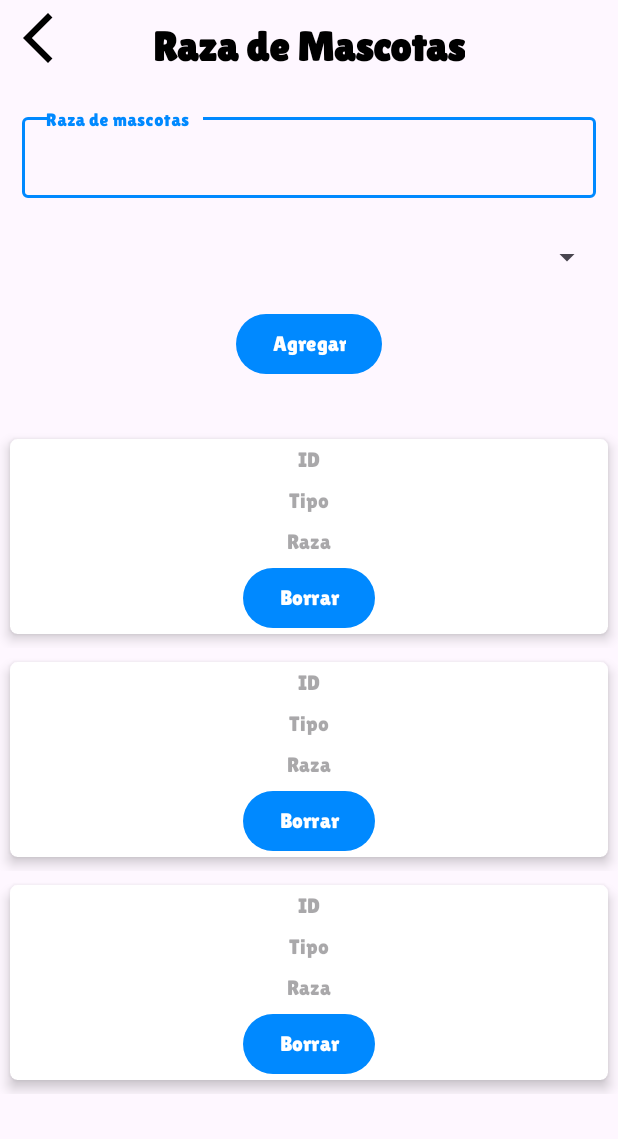
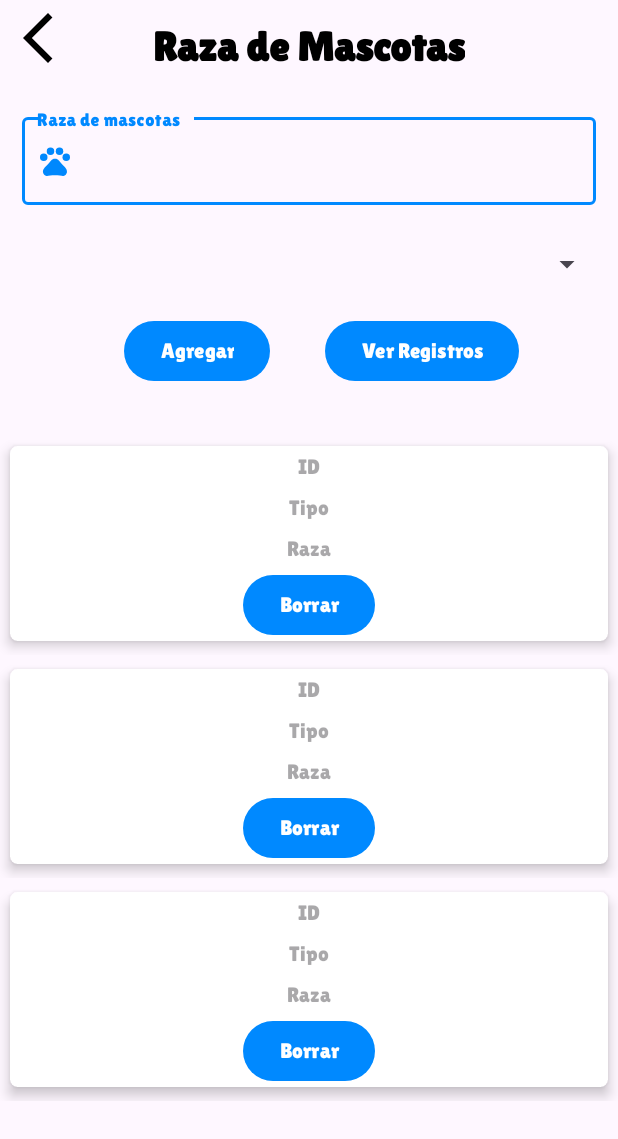
Before and after one commit to dillonduncan/proyecto_veterinaria, an Android app: the layout activity_registro_raza.xml on its own in the app's theme, with its tools: preview values and no code run, on a phone screen of 412 x 824 dp. Shown: the top 1139 px of the screen. Run offline under Robolectric (Android 15) with nearby library versions, the phone set to English and light mode, and no system bars.

Commit message:
Algunos ajustes

```diff
--- a/app/src/main/java/com/example/veterinaria/DataBase/DAO/UsuarioDao.kt
+++ b/app/src/main/java/com/example/veterinaria/DataBase/DAO/UsuarioDao.kt
@@ -18,6 +18,8 @@ interface UsuarioDao {
     suspend fun ObtenerIdContraseñaForidUser(contra: Int,idUser:Int): Long
     @Query("SELECT id FROM tabla_usuario WHERE nombre_usuario=:nombre")
     suspend fun ObtenerIdNombre(nombre: String): Long
+    @Query("SELECT nombre_usuario FROM tabla_usuario")
+    suspend fun ObtenerNombreUsuarios():List<String>
     @Query("SELECT * FROM tabla_usuario")
     suspend fun ObtenerTodoUsuario(): MutableList<Usuario>
     @Insert
--- /dev/null
+++ b/app/src/main/res/drawable/baseline_edit_calendar_24.xml
@@ -0,0 +1,5 @@
+<vector android:height="24dp" android:tint="#0088FD"
+    android:viewportHeight="24" android:viewportWidth="24"
+    android:width="24dp" xmlns:android="http://schemas.android.com/apk/res/android">
+    <path android:fillColor="@android:color/white" android:pathData="M12,22H5c-1.11,0 -2,-0.9 -2,-2L3.01,6c0,-1.1 0.88,-2 1.99,-2h1V2h2v2h8V2h2v2h1c1.1,0 2,0.9 2,2v6h-2v-2H5v10h7V22zM22.13,16.99l0.71,-0.71c0.39,-0.39 0.39,-1.02 0,-1.41l-0.71,-0.71c-0.39,-0.39 -1.02,-0.39 -1.41,0l-0.71,0.71L22.13,16.99zM21.42,17.7l-5.3,5.3H14v-2.12l5.3,-5.3L21.42,17.7z"/>
+</vector>
--- /dev/null
+++ b/app/src/main/res/drawable/baseline_pets_24azul.xml
@@ -0,0 +1,9 @@
+<vector android:height="24dp" android:tint="#0088FD"
+    android:viewportHeight="24" android:viewportWidth="24"
+    android:width="24dp" xmlns:android="http://schemas.android.com/apk/res/android">
+    <path android:fillColor="@android:color/white" android:pathData="M4.5,9.5m-2.5,0a2.5,2.5 0,1 1,5 0a2.5,2.5 0,1 1,-5 0"/>
+    <path android:fillColor="@android:color/white" android:pathData="M9,5.5m-2.5,0a2.5,2.5 0,1 1,5 0a2.5,2.5 0,1 1,-5 0"/>
+    <path android:fillColor="@android:color/white" android:pathData="M15,5.5m-2.5,0a2.5,2.5 0,1 1,5 0a2.5,2.5 0,1 1,-5 0"/>
+    <path android:fillColor="@android:color/white" android:pathData="M19.5,9.5m-2.5,0a2.5,2.5 0,1 1,5 0a2.5,2.5 0,1 1,-5 0"/>
+    <path android:fillColor="@android:color/white" android:pathData="M17.34,14.86c-0.87,-1.02 -1.6,-1.89 -2.48,-2.91 -0.46,-0.54 -1.05,-1.08 -1.75,-1.32 -0.11,-0.04 -0.22,-0.07 -0.33,-0.09 -0.25,-0.04 -0.52,-0.04 -0.78,-0.04s-0.53,0 -0.79,0.05c-0.11,0.02 -0.22,0.05 -0.33,0.09 -0.7,0.24 -1.28,0.78 -1.75,1.32 -0.87,1.02 -1.6,1.89 -2.48,2.91 -1.31,1.31 -2.92,2.76 -2.62,4.79 0.29,1.02 1.02,2.03 2.33,2.32 0.73,0.15 3.06,-0.44 5.54,-0.44h0.18c2.48,0 4.81,0.58 5.54,0.44 1.31,-0.29 2.04,-1.31 2.33,-2.32 0.31,-2.04 -1.3,-3.49 -2.61,-4.8z"/>
+</vector>
--- /dev/null
+++ b/app/src/main/res/drawable/baseline_settings_24.xml
@@ -0,0 +1,5 @@
+<vector android:height="8dp" android:tint="#0089FF"
+    android:viewportHeight="24" android:viewportWidth="24"
+    android:width="8dp" xmlns:android="http://schemas.android.com/apk/res/android">
+    <path android:fillColor="@android:color/white" android:pathData="M19.14,12.94c0.04,-0.3 0.06,-0.61 0.06,-0.94c0,-0.32 -0.02,-0.64 -0.07,-0.94l2.03,-1.58c0.18,-0.14 0.23,-0.41 0.12,-0.61l-1.92,-3.32c-0.12,-0.22 -0.37,-0.29 -0.59,-0.22l-2.39,0.96c-0.5,-0.38 -1.03,-0.7 -1.62,-0.94L14.4,2.81c-0.04,-0.24 -0.24,-0.41 -0.48,-0.41h-3.84c-0.24,0 -0.43,0.17 -0.47,0.41L9.25,5.35C8.66,5.59 8.12,5.92 7.63,6.29L5.24,5.33c-0.22,-0.08 -0.47,0 -0.59,0.22L2.74,8.87C2.62,9.08 2.66,9.34 2.86,9.48l2.03,1.58C4.84,11.36 4.8,11.69 4.8,12s0.02,0.64 0.07,0.94l-2.03,1.58c-0.18,0.14 -0.23,0.41 -0.12,0.61l1.92,3.32c0.12,0.22 0.37,0.29 0.59,0.22l2.39,-0.96c0.5,0.38 1.03,0.7 1.62,0.94l0.36,2.54c0.05,0.24 0.24,0.41 0.48,0.41h3.84c0.24,0 0.44,-0.17 0.47,-0.41l0.36,-2.54c0.59,-0.24 1.13,-0.56 1.62,-0.94l2.39,0.96c0.22,0.08 0.47,0 0.59,-0.22l1.92,-3.32c0.12,-0.22 0.07,-0.47 -0.12,-0.61L19.14,12.94zM12,15.6c-1.98,0 -3.6,-1.62 -3.6,-3.6s1.62,-3.6 3.6,-3.6s3.6,1.62 3.6,3.6S13.98,15.6 12,15.6z"/>
+</vector>
--- /dev/null
+++ b/app/src/main/res/drawable/baseline_vaccines_24.xml
@@ -0,0 +1,5 @@
+<vector android:height="24dp" android:tint="#FFFFFF"
+    android:viewportHeight="24" android:viewportWidth="24"
+    android:width="24dp" xmlns:android="http://schemas.android.com/apk/res/android">
+    <path android:fillColor="@android:color/white" android:pathData="M11,5.5H8V4h0.5c0.55,0 1,-0.45 1,-1c0,-0.55 -0.45,-1 -1,-1h-3c-0.55,0 -1,0.45 -1,1c0,0.55 0.45,1 1,1H6v1.5H3c-0.55,0 -1,0.45 -1,1c0,0.55 0.45,1 1,1V15c0,1.1 0.9,2 2,2h1v4l2,1.5V17h1c1.1,0 2,-0.9 2,-2V7.5c0.55,0 1,-0.45 1,-1C12,5.95 11.55,5.5 11,5.5zM9,9H7.25C6.84,9 6.5,9.34 6.5,9.75c0,0.41 0.34,0.75 0.75,0.75H9V12H7.25c-0.41,0 -0.75,0.34 -0.75,0.75c0,0.41 0.34,0.75 0.75,0.75H9L9,15H5V7.5h4V9zM19.5,10.5V10c0.55,0 1,-0.45 1,-1c0,-0.55 -0.45,-1 -1,-1h-5c-0.55,0 -1,0.45 -1,1c0,0.55 0.45,1 1,1v0.5c0,0.5 -1.5,1.16 -1.5,3V20c0,1.1 0.9,2 2,2h4c1.1,0 2,-0.9 2,-2v-6.5C21,11.66 19.5,11 19.5,10.5zM16.5,10.5V10h1v0.5c0,1.6 1.5,2 1.5,3V14h-4c0,-0.21 0,-0.39 0,-0.5C15,12.5 16.5,12.1 16.5,10.5zM15,20c0,0 0,-0.63 0,-1.5h4V20H15z"/>
+</vector>
--- a/app/src/main/res/layout/activity_registro_raza.xml
+++ b/app/src/main/res/layout/activity_registro_raza.xml
@@ -36,7 +36,9 @@
             android:id="@+id/edtRaza"
             android:layout_width="match_parent"
             android:layout_height="wrap_content"
-            android:layout_margin="5dp"
+            android:layout_margin="5dp" android:drawableLeft="@drawable/baseline_pets_24azul"
+            android:drawablePadding="5dp"
+            android:paddingStart="10dp"
             android:fontFamily="@font/lilita"
             android:hint="Raza de mascotas" />
     </com.google.android.material.textfield.TextInputLayout>
@@ -60,6 +62,18 @@
         android:layout_marginTop="10dp"
         android:fontFamily="@font/lilita"
         android:text="Agregar"
+        android:layout_marginRight="150dp"
+        app:layout_constraintEnd_toEndOf="@+id/spTipos_Raza"
+        app:layout_constraintStart_toStartOf="@+id/spTipos_Raza"
+        app:layout_constraintTop_toBottomOf="@+id/spTipos_Raza" />
+    <Button
+        android:id="@+id/btnVerRegistros"
+        android:layout_width="wrap_content"
+        android:layout_height="wrap_content"
+        android:layout_marginTop="10dp"
+        android:fontFamily="@font/lilita"
+        android:text="Ver Registros"
+        android:layout_marginLeft="150dp"
         app:layout_constraintEnd_toEndOf="@+id/spTipos_Raza"
         app:layout_constraintStart_toStartOf="@+id/spTipos_Raza"
         app:layout_constraintTop_toBottomOf="@+id/spTipos_Raza" />
```
Also changed, not shown: app/src/main/java/com/example/veterinaria/Registrarce_Usuario_Activity.kt (+39 -15 lines), app/src/main/java/com/example/veterinaria/Registro_Raza_Activity.kt (+74 -51 lines), app/src/main/res/drawable/baseline_pets_24.xml (added, +9 -0 lines), app/src/main/res/layout/activity_registrar_roles.xml (+4 -4 lines), app/src/main/res/layout/activity_registro_mascota.xml (+11 -6 lines), app/src/main/res/layout/activity_registro_usuario.xml (+9 -0 lines), app/src/main/res/layout/activity_registros_principal.xml (+39 -17 lines).
